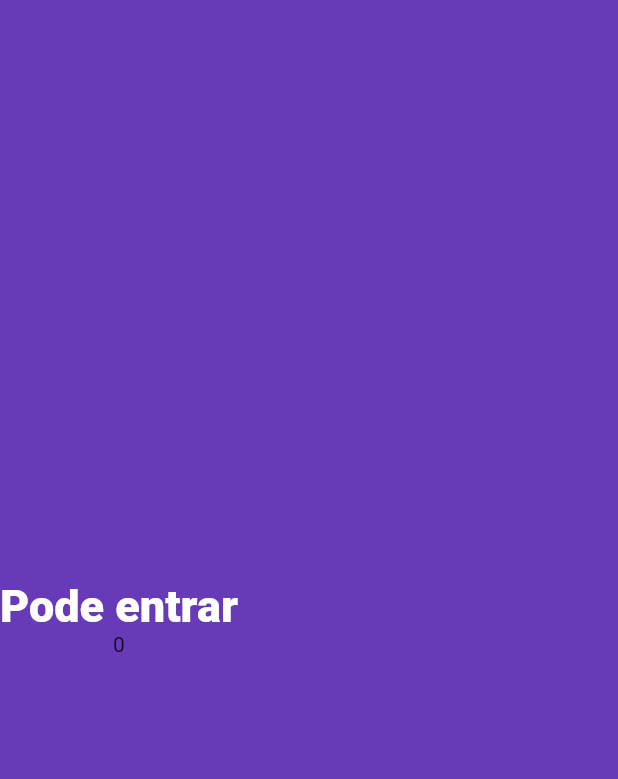
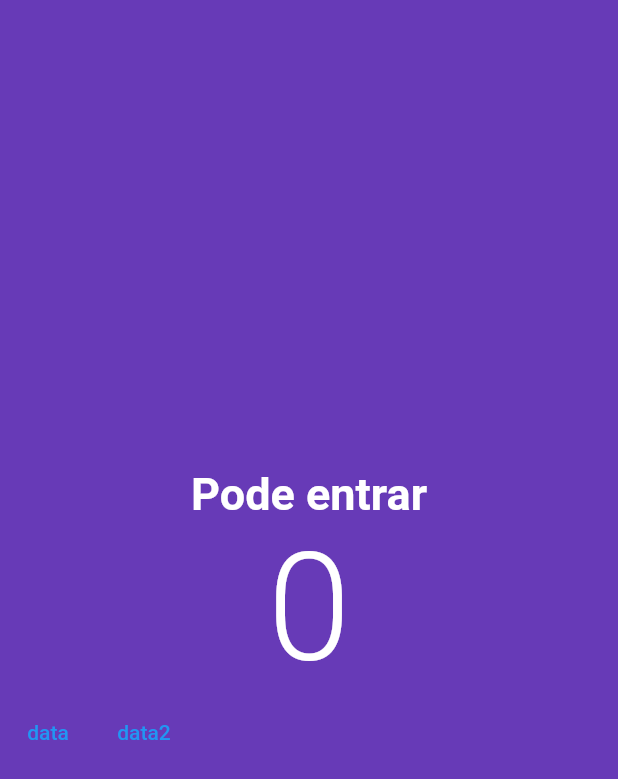
Before and after one commit to Joaopedroaquino/PeopleCounter, a Flutter app: the screen it shows after launch, on a phone screen of 412 x 824 dp. Shown: the top 779 px of the screen. Run offline on Flutter 3.47's test engine with Material 2 defaults, Android fonts, the phone set to English and light mode, and no system bars.

Commit message:
adicionando os botoes

```diff
--- a/lib/home_page.dart
+++ b/lib/home_page.dart
@@ -15,10 +15,30 @@ class HomePage extends StatelessWidget {
             style: TextStyle(
               color: Colors.white,
               fontSize: 30,
-              fontWeight: FontWeight.w800,
+              fontWeight: FontWeight.w700,
             ),
           ),
-          Text('0')
+          Text(
+            '0',
+            style: TextStyle(
+              color: Colors.white,
+              fontSize: 100,
+              fontWeight: FontWeight.w300,
+            ),
+          ),
+          Row(
+            children: [
+              TextButton(
+                  onPressed: () {},
+                  child: Text(
+                    'data',
+                  )),
+              TextButton(
+                onPressed: () {},
+                child: Text('data2'),
+              ),
+            ],
+          )
         ],
       ),
     );
```
